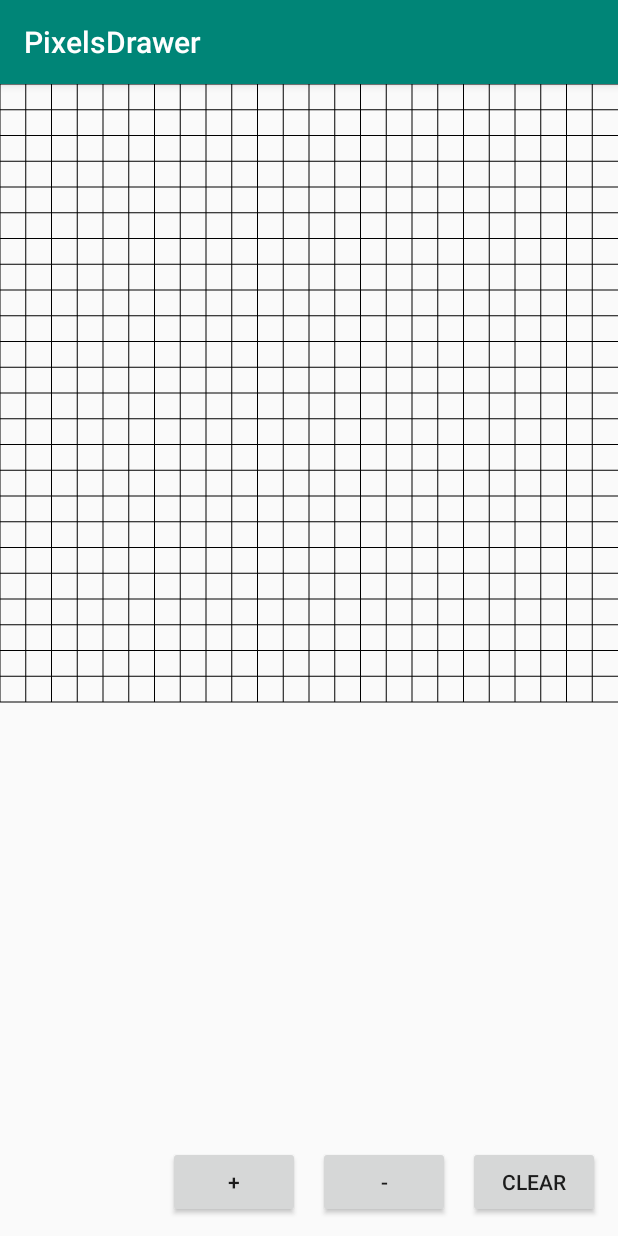
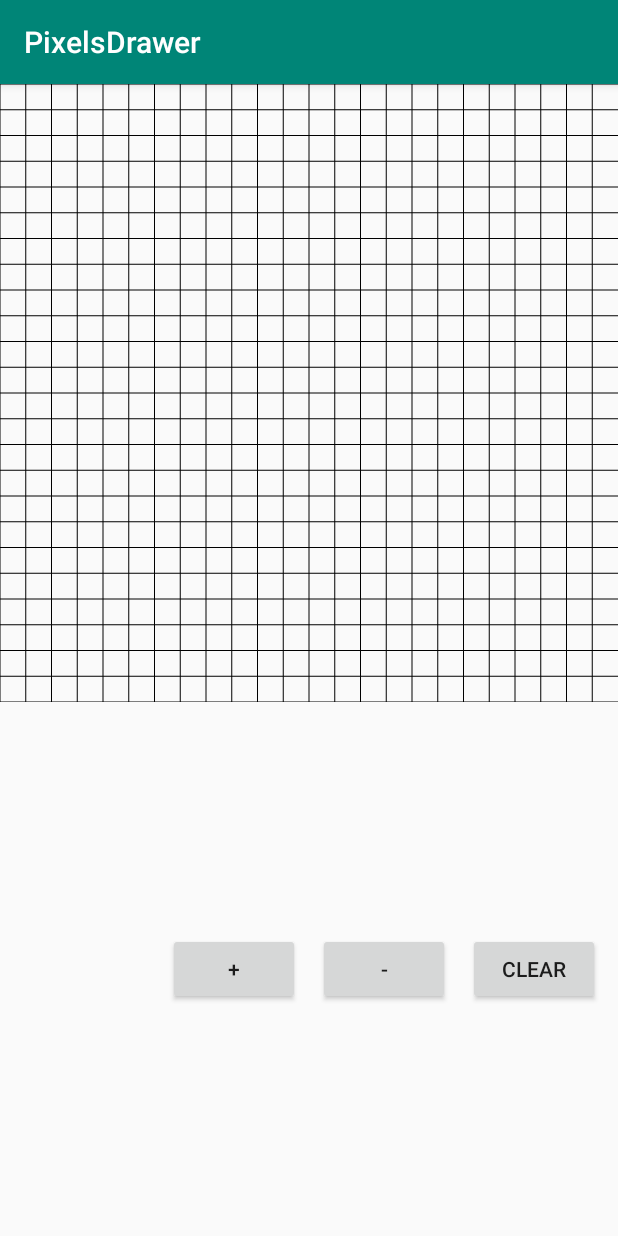
Before and after one commit to EgorSalenko/PixelGridView, an Android app: the screen it shows after launch (MainActivity), on a phone screen of 412 x 824 dp. Run offline under Robolectric (Android 15) with nearby library versions, the phone set to English and light mode, and no system bars.

Commit message:
Fix constraints and refactoring

```diff
--- a/app/src/main/java/io/esalenko/pixelsdrawer/PixelDrawerViewV2.kt
+++ b/app/src/main/java/io/esalenko/pixelsdrawer/PixelDrawerViewV2.kt
@@ -20,6 +20,9 @@ class PixelDrawerViewV2 : View {
     private var colSize: Float = 0f
     private var rowSize: Float = 0f
 
+    private var mRowIndex: Int = 0
+    private var mColumnIndex: Int = 0
+
     private val cellPaint = Paint().apply {
         color = Color.RED
         isAntiAlias = true
@@ -28,16 +31,12 @@ class PixelDrawerViewV2 : View {
 
     private lateinit var cells: Array<BooleanArray>
 
-    private val gridPaint = Paint().apply {
-        color = Color.BLACK
-        isAntiAlias = true
-        style = Paint.Style.STROKE
-    }
+    private var gridPaint = setCellColor(Color.BLACK)
 
     constructor(ctx: Context) : this(ctx, null)
     constructor(ctx: Context, attributeSet: AttributeSet?) : super(ctx, attributeSet) {
         val attributes: TypedArray =
-            context.obtainStyledAttributes(attributeSet, R.styleable.PixelDrawerViewV2);
+            context.obtainStyledAttributes(attributeSet, R.styleable.PixelDrawerViewV2)
         gridSize =
             attributes.getInt(R.styleable.PixelDrawerViewV2_grid_size, gridSize)
         attributes.recycle()
@@ -50,6 +49,7 @@ class PixelDrawerViewV2 : View {
     }
 
     private fun calculateGridSize() {
+        if (gridSize <= 0 || gridSize > 129) throw IllegalStateException("Wrong grid size. It should be > 0 and <= 128")
         colSize = width / gridSize.toFloat()
         rowSize = width / gridSize.toFloat()
         cells = Array(gridSize) { BooleanArray(gridSize) }
@@ -96,12 +96,8 @@ class PixelDrawerViewV2 : View {
     override fun onMeasure(widthMeasureSpec: Int, heightMeasureSpec: Int) {
 
         val desiredWidth = width
-        val desiredHeight = width
-
         val widthMode = MeasureSpec.getMode(widthMeasureSpec)
         val widthSize = MeasureSpec.getSize(widthMeasureSpec)
-        val heightMode = MeasureSpec.getMode(heightMeasureSpec)
-        val heightSize = MeasureSpec.getSize(heightMeasureSpec)
 
         val width = when (widthMode) {
             MeasureSpec.EXACTLY -> widthSize
@@ -109,12 +105,26 @@ class PixelDrawerViewV2 : View {
             else -> desiredWidth
         }
 
-        val height = when (heightMode) {
-            MeasureSpec.EXACTLY -> heightSize
-            MeasureSpec.AT_MOST -> min(desiredHeight, heightSize)
-            else -> desiredHeight
+        setMeasuredDimension(width, width)
+    }
+
+    @SuppressLint("ClickableViewAccessibility")
+    override fun onTouchEvent(event: MotionEvent?): Boolean {
+        when (event?.action) {
+            MotionEvent.ACTION_MOVE, MotionEvent.ACTION_DOWN -> {
+                val column = (event.x / colSize).toInt()
+                val row = (event.y / rowSize).toInt()
+                if (inBounds(column, row)
+                    || isLastCellCoordinates(column, row)
+                    || isCellSelected(column, row)
+                ) return true
+                mColumnIndex = column
+                mRowIndex = row
+                cells[column][row] = !cells[column][row]
+                invalidate()
+            }
         }
-        setMeasuredDimension(width, height)
+        return true
     }
 
     fun clear() {
@@ -126,31 +136,31 @@ class PixelDrawerViewV2 : View {
         invalidate()
     }
 
-    private var mRow: Int = 0
-    private var mCol: Int = 0
-
-    @SuppressLint("ClickableViewAccessibility")
-    override fun onTouchEvent(event: MotionEvent?): Boolean {
-        when (event?.action) {
-            MotionEvent.ACTION_MOVE -> {
-                val column = (event.x / colSize).toInt()
-                val row = (event.y / rowSize).toInt()
-                if (mCol == column && mRow == row || cells[column][row]) return true
-                mCol = column
-                mRow = row
-                cells[column][row] = !cells[column][row]
-                invalidate()
-            }
-        }
-        return true
-    }
-
     fun changeGridSize(newSize : Int) {
+        if (newSize < 1) return
         gridSize = newSize
         calculateGridSize()
         invalidate()
     }
 
+    fun changeColor(color: Int) {
+        gridPaint = setCellColor(newColor = color)
+    }
+
+    private fun setCellColor(newColor: Int) = Paint().apply {
+        color = newColor
+        isAntiAlias = true
+        style = Paint.Style.STROKE
+    }
+
+    private fun inBounds(column: Int, row: Int): Boolean =
+        column < 0 || row < 0 || column >= gridSize || row >= gridSize
+
+    private fun isLastCellCoordinates(column: Int, row: Int): Boolean =
+        mColumnIndex == column && mRowIndex == row
+
+    private fun isCellSelected(column: Int, row: Int): Boolean = cells[column][row]
+
     companion object {
         private const val TAG = "PixelDrawerViewV2"
     }
--- a/app/src/main/res/layout/activity_main.xml
+++ b/app/src/main/res/layout/activity_main.xml
@@ -9,9 +9,8 @@
     <io.esalenko.pixelsdrawer.PixelDrawerViewV2
         android:id="@+id/pixel_drawer"
         android:layout_width="0dp"
-        android:layout_height="0dp"
+        android:layout_height="wrap_content"
         app:grid_size="24"
-        app:layout_constraintBottom_toBottomOf="parent"
         app:layout_constraintLeft_toLeftOf="parent"
         app:layout_constraintRight_toRightOf="parent"
         app:layout_constraintTop_toTopOf="parent" />
@@ -23,7 +22,8 @@
         android:layout_margin="12dp"
         android:text="clear"
         app:layout_constraintBottom_toBottomOf="parent"
-        app:layout_constraintEnd_toEndOf="parent" />
+        app:layout_constraintEnd_toEndOf="parent"
+        app:layout_constraintTop_toBottomOf="@+id/pixel_drawer" />
 
     <Button
         android:id="@+id/decrease_grid_size_btn"
@@ -32,7 +32,8 @@
         android:layout_margin="12dp"
         android:text="-"
         app:layout_constraintBottom_toBottomOf="parent"
-        app:layout_constraintEnd_toStartOf="@id/clear_btn" />
+        app:layout_constraintEnd_toStartOf="@id/clear_btn"
+        app:layout_constraintTop_toBottomOf="@+id/pixel_drawer" />
 
     <Button
         android:id="@+id/increase_grid_size_btn"
@@ -41,6 +42,8 @@
         android:layout_margin="12dp"
         android:text="+"
         app:layout_constraintBottom_toBottomOf="parent"
-        app:layout_constraintEnd_toStartOf="@id/decrease_grid_size_btn" />
+        app:layout_constraintEnd_toStartOf="@id/decrease_grid_size_btn"
+        app:layout_constraintTop_toBottomOf="@+id/pixel_drawer" />
+
 
 </androidx.constraintlayout.widget.ConstraintLayout>
```
